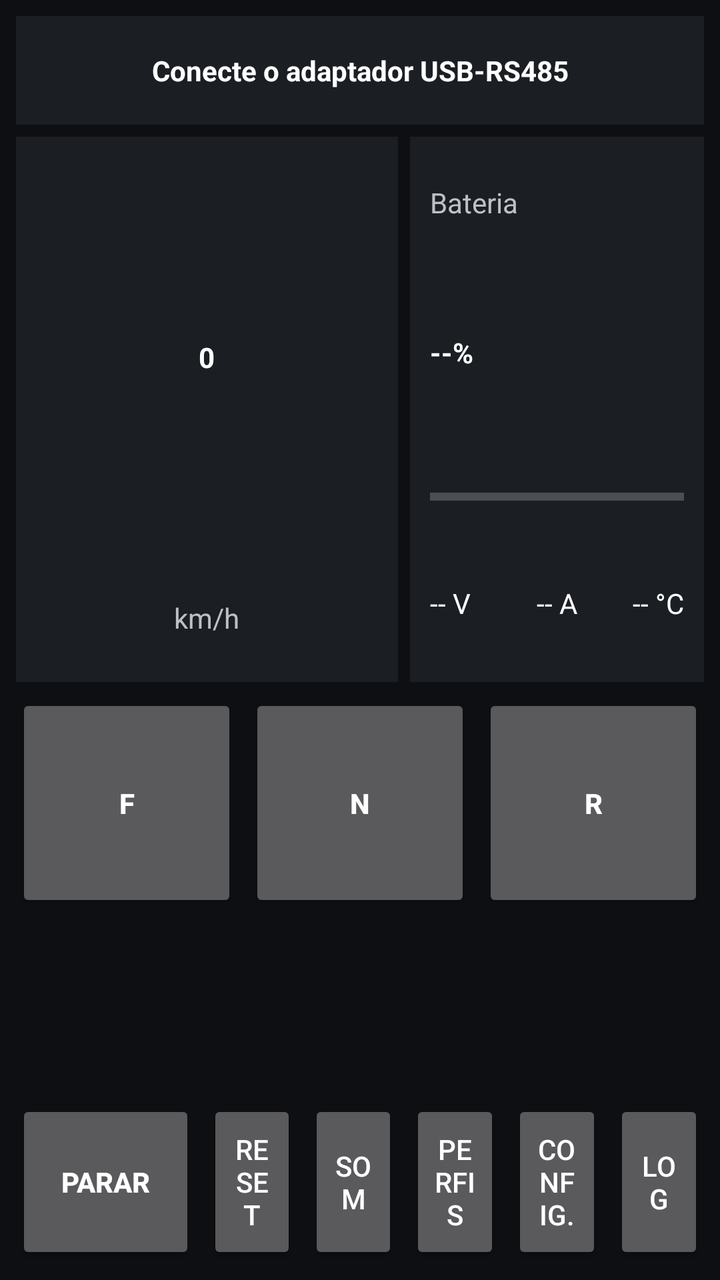
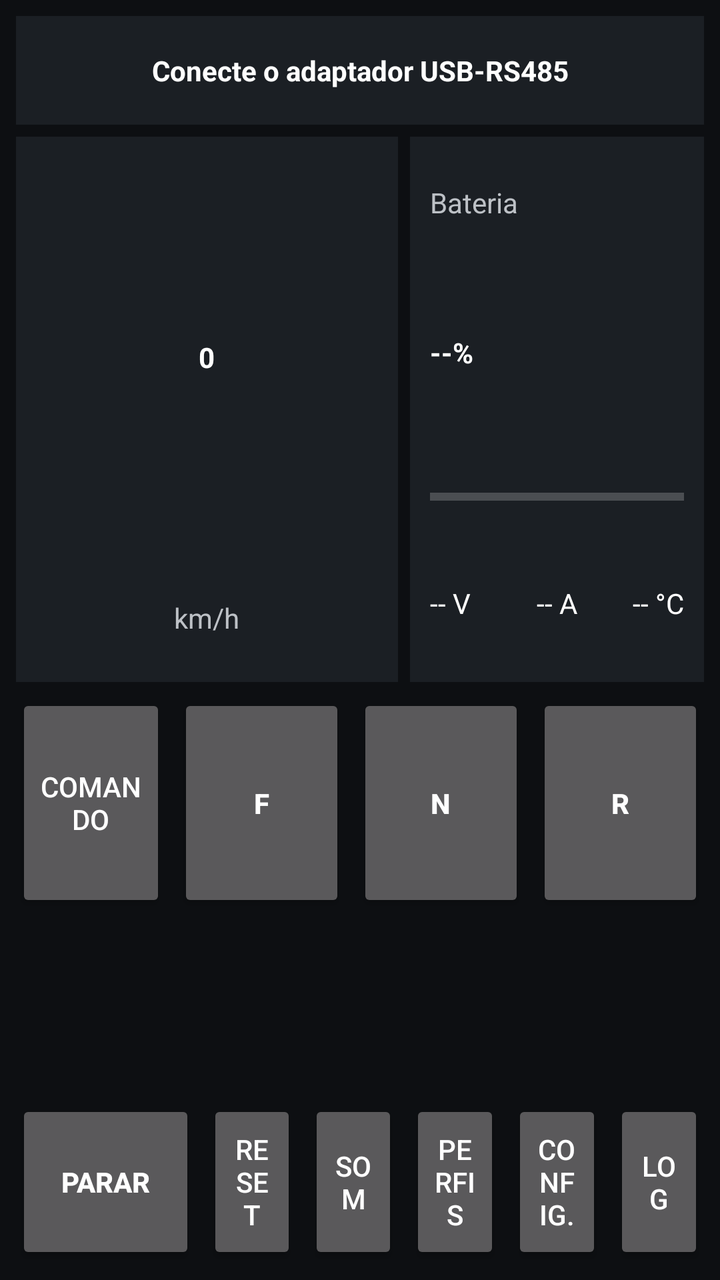

An Android layout rendered at two revisions. The XML below is the earlier revision; the diff shows what the commit changed to produce the second picture.
<!-- AndroidManifest.xml: application theme android:Theme.Material.NoActionBar.Fullscreen -->
<!-- res/layout/activity_main.xml -->
<?xml version="1.0" encoding="utf-8"?>
<LinearLayout xmlns:android="http://schemas.android.com/apk/res/android"
    android:layout_width="match_parent"
    android:layout_height="match_parent"
    android:background="#0D0F12"
    android:orientation="vertical"
    android:padding="8dp">

    <TextView
        android:id="@+id/status"
        android:layout_width="match_parent"
        android:layout_height="0dp"
        android:layout_weight="0.8"
        android:background="#1B1F24"
        android:gravity="center"
        android:maxLines="1"
        android:paddingStart="8dp"
        android:paddingEnd="8dp"
        android:text="Conecte o adaptador USB-RS485"
        android:textColor="#FFFFFF"
        android:textStyle="bold" />

    <LinearLayout
        android:layout_width="match_parent"
        android:layout_height="0dp"
        android:layout_marginTop="6dp"
        android:layout_weight="4"
        android:orientation="horizontal">

        
        <LinearLayout
            android:layout_width="0dp"
            android:layout_height="match_parent"
            android:layout_weight="1.3"
            android:background="#1B1F24"
            android:orientation="vertical"
            android:padding="6dp">

            <TextView
                android:id="@+id/vel"
                android:layout_width="match_parent"
                android:layout_height="0dp"
                android:layout_weight="4"
                android:gravity="center"
                android:maxLines="1"
                android:text="0"
                android:textColor="#FFFFFF"
                android:textStyle="bold" />

            <TextView
                android:id="@+id/unid"
                android:layout_width="match_parent"
                android:layout_height="0dp"
                android:layout_weight="1"
                android:gravity="center"
                android:maxLines="1"
                android:text="km/h"
                android:textColor="#BDC1C6" />
        </LinearLayout>

        
        <LinearLayout
            android:layout_width="0dp"
            android:layout_height="match_parent"
            android:layout_marginStart="6dp"
            android:layout_weight="1"
            android:background="#1B1F24"
            android:orientation="vertical"
            android:padding="10dp">

            <TextView
                android:id="@+id/batTitulo"
                android:layout_width="match_parent"
                android:layout_height="0dp"
                android:layout_weight="0.8"
                android:gravity="center_vertical"
                android:maxLines="1"
                android:text="Bateria"
                android:textColor="#BDC1C6" />

            <TextView
                android:id="@+id/batPct"
                android:layout_width="match_parent"
                android:layout_height="0dp"
                android:layout_weight="1.8"
                android:gravity="center_vertical"
                android:maxLines="1"
                android:text="--%"
                android:textColor="#FFFFFF"
                android:textStyle="bold" />

            <ProgressBar
                android:id="@+id/batBar"
                style="?android:attr/progressBarStyleHorizontal"
                android:layout_width="match_parent"
                android:layout_height="0dp"
                android:layout_weight="0.7"
                android:max="100"
                android:progress="0" />

            <LinearLayout
                android:layout_width="match_parent"
                android:layout_height="0dp"
                android:layout_marginTop="4dp"
                android:layout_weight="1"
                android:orientation="horizontal">

                <TextView
                    android:id="@+id/vbat"
                    android:layout_width="0dp"
                    android:layout_height="match_parent"
                    android:layout_weight="1"
                    android:gravity="center_vertical"
                    android:maxLines="1"
                    android:text="-- V"
                    android:textColor="#FFFFFF" />

                <TextView
                    android:id="@+id/corr"
                    android:layout_width="0dp"
                    android:layout_height="match_parent"
                    android:layout_weight="1"
                    android:gravity="center"
                    android:maxLines="1"
                    android:text="-- A"
                    android:textColor="#FFFFFF" />

                <TextView
                    android:id="@+id/temp"
                    android:layout_width="0dp"
                    android:layout_height="match_parent"
                    android:layout_weight="1"
                    android:gravity="center_vertical|end"
                    android:maxLines="1"
                    android:text="-- °C"
                    android:textColor="#FFFFFF" />
            </LinearLayout>
        </LinearLayout>
    </LinearLayout>

    
    <LinearLayout
        android:layout_width="match_parent"
        android:layout_height="0dp"
        android:layout_marginTop="6dp"
        android:layout_weight="1.6"
        android:orientation="horizontal">

        <Button android:id="@+id/bF" android:layout_width="0dp" android:layout_height="match_parent"
            android:layout_weight="1" android:text="F" android:textStyle="bold" />
        <Button android:id="@+id/bN" android:layout_width="0dp" android:layout_height="match_parent"
            android:layout_marginStart="6dp" android:layout_weight="1" android:text="N"
            android:textStyle="bold" />
        <Button android:id="@+id/bR" android:layout_width="0dp" android:layout_height="match_parent"
            android:layout_marginStart="6dp" android:layout_weight="1" android:text="R"
            android:textStyle="bold" />
    </LinearLayout>

    
    <LinearLayout
        android:id="@+id/modos"
        android:layout_width="match_parent"
        android:layout_height="0dp"
        android:layout_marginTop="6dp"
        android:layout_weight="1.2"
        android:orientation="horizontal" />

    
    <LinearLayout
        android:layout_width="match_parent"
        android:layout_height="0dp"
        android:layout_marginTop="6dp"
        android:layout_weight="1.2"
        android:orientation="horizontal">

        <Button android:id="@+id/parar" android:layout_width="0dp" android:layout_height="match_parent"
            android:layout_weight="2" android:text="PARAR" android:textStyle="bold" />
        <Button android:id="@+id/reset" android:layout_width="0dp" android:layout_height="match_parent"
            android:layout_marginStart="6dp" android:layout_weight="1" android:text="Reset" />
        <Button android:id="@+id/som" android:layout_width="0dp" android:layout_height="match_parent"
            android:layout_marginStart="6dp" android:layout_weight="1" android:text="Som" />
        <Button android:id="@+id/perfis" android:layout_width="0dp" android:layout_height="match_parent"
            android:layout_marginStart="6dp" android:layout_weight="1" android:text="Perfis" />
        <Button android:id="@+id/config" android:layout_width="0dp" android:layout_height="match_parent"
            android:layout_marginStart="6dp" android:layout_weight="1" android:text="Config." />
        <Button android:id="@+id/log" android:layout_width="0dp" android:layout_height="match_parent"
            android:layout_marginStart="6dp" android:layout_weight="1" android:text="Log" />
    </LinearLayout>
</LinearLayout>
<!-- resources referenced by this layout -->
<resources>

</resources>

<!-- the commit's change to res/layout/activity_main.xml (unified diff, before → after) -->
@@ -146,6 +146,8 @@
         android:layout_weight="1.6"
         android:orientation="horizontal">
 
+        <Button android:id="@+id/cmd" android:layout_width="0dp" android:layout_height="match_parent"
+            android:layout_marginEnd="6dp" android:layout_weight="0.9" android:text="Comando" />
         <Button android:id="@+id/bF" android:layout_width="0dp" android:layout_height="match_parent"
             android:layout_weight="1" android:text="F" android:textStyle="bold" />
         <Button android:id="@+id/bN" android:layout_width="0dp" android:layout_height="match_parent"
